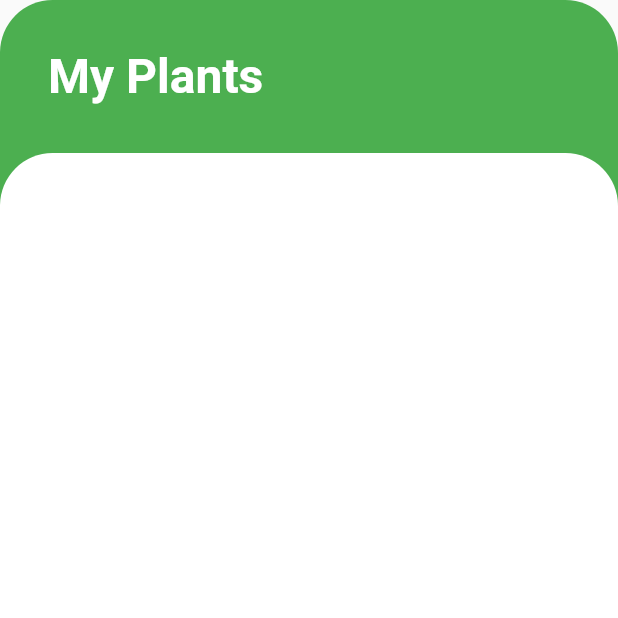
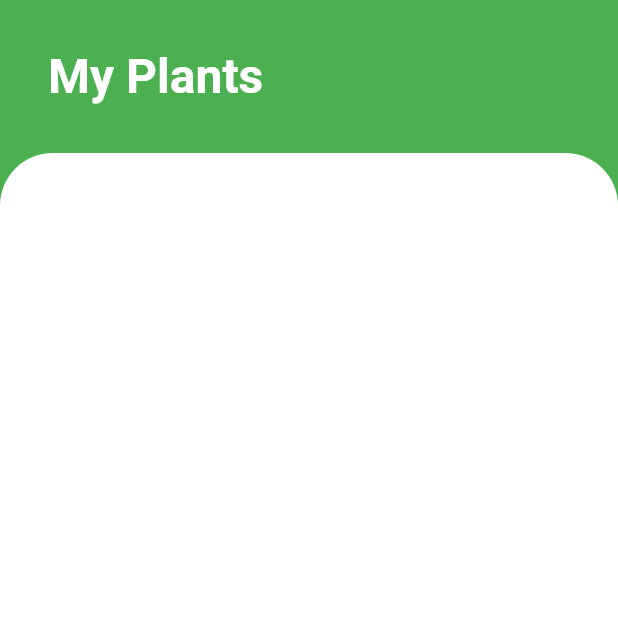
Before and after one commit to reeshaa/plant_health_tracker, a Flutter app: the screen it shows after launch, on a phone screen of 412 x 824 dp, the top half of it. Run offline on Flutter 3.47's test engine with Material 2 defaults, Android fonts, the phone set to English and light mode, and no system bars.

Commit message:
top rounded borders removed

```diff
--- a/lib/home_page.dart
+++ b/lib/home_page.dart
@@ -16,9 +16,8 @@ class _HomePageState extends State<HomePage> {
         body: Container(
           width: size.width,
           decoration: const BoxDecoration(
-              color: Colors.green,
-              borderRadius: BorderRadius.only(
-                  topLeft: Radius.circular(35), topRight: Radius.circular(35))),
+            color: Colors.green,
+          ),
           child: Column(children: [
             Container(
               padding: EdgeInsets.all(32),
```
